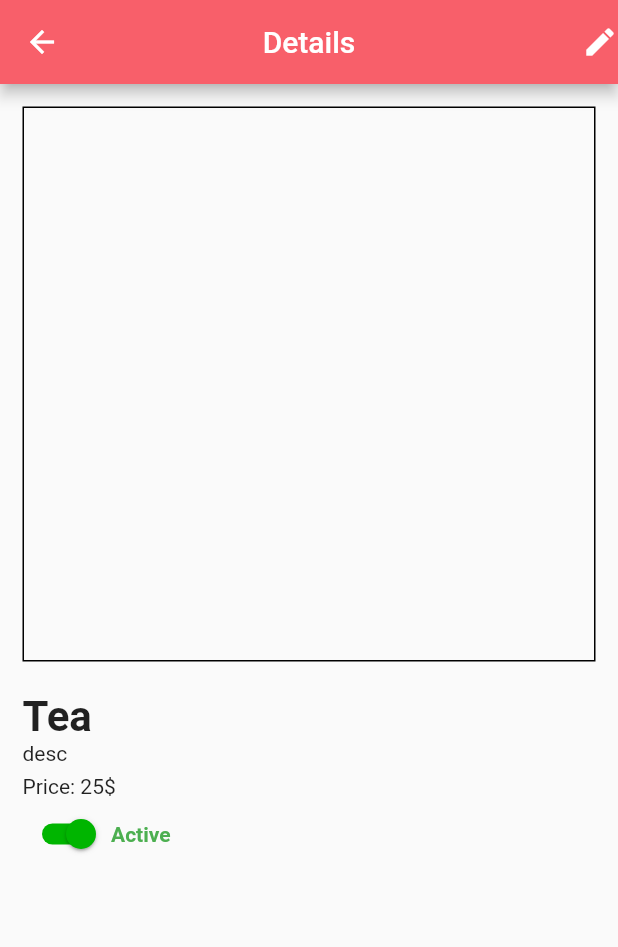
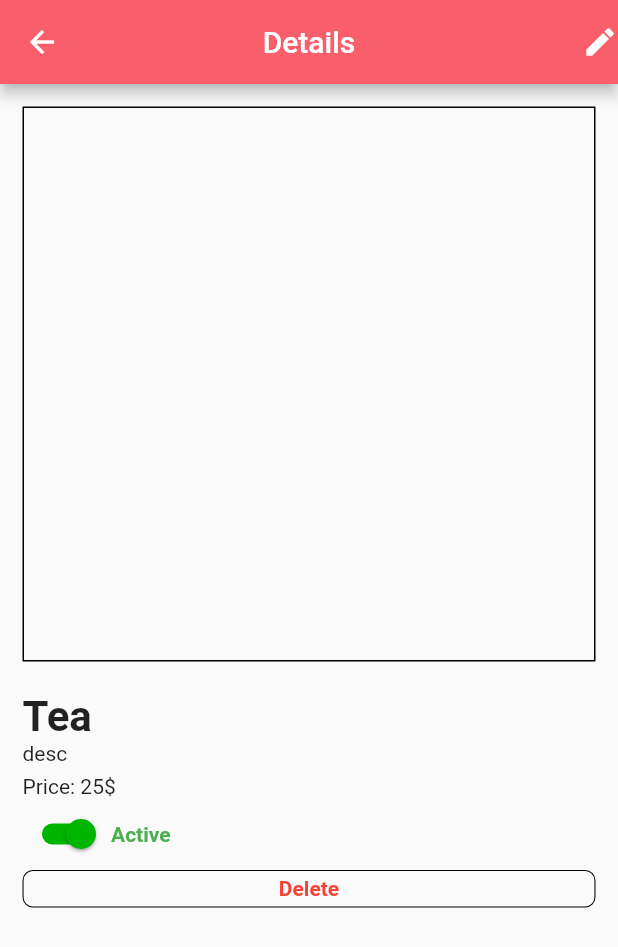
Before and after one commit to amir-r-z-a/chf-restaurant-App, a Flutter app: the OrdersMenu screen opened by its route, after a tap on "Details", on a phone screen of 412 x 824 dp. Shown: the top 947 px of the screen. Run offline on Flutter 3.47's test engine with Material 2 defaults, Android fonts, the phone set to English and light mode, and no system bars; missing offline and left inert: dart:html; accounts and stored records are empty; statements that could not run were skipped.

Commit message:
delete added

```diff
--- a/lib/Screens/DetailsFoodTile.dart
+++ b/lib/Screens/DetailsFoodTile.dart
@@ -7,6 +7,7 @@ class DetailsFoodTile extends StatefulWidget {
   static String desc;
   static String price;
   static bool foodStatus;
+  static Function deleteFunction;
   Function function;
 
   DetailsFoodTile({this.function});
@@ -164,6 +165,26 @@ class _DetailsFoodTileState extends State<DetailsFoodTile> {
                 ),
               ],
             ),
+            GestureDetector(
+              onTap: () {
+                return DetailsFoodTile.deleteFunction(true);
+              },
+              child: Container(
+                height: 25,
+                width: 70,
+                decoration: BoxDecoration(
+                  borderRadius: BorderRadius.circular(7),
+                  border: Border.all(width: 0.7, color: Colors.black),
+                ),
+                child: Center(
+                  child: Text(
+                    'Delete',
+                    style: TextStyle(
+                        color: Colors.red, fontWeight: FontWeight.bold),
+                  ),
+                ),
+              ),
+            ),
           ],
         ),
       ),
--- a/lib/Screens/OrdersMenu.dart
+++ b/lib/Screens/OrdersMenu.dart
@@ -10,6 +10,10 @@ class OrdersMenu extends StatefulWidget {
 
 class _OrdersMenuState extends State<OrdersMenu> {
   var key1 = GlobalKey<FormState>();
+
+  void refreshPage() {
+    setState(() {});
+  }
 
   @override
   Widget build(BuildContext context) {
@@ -131,8 +135,12 @@ class _OrdersMenuState extends State<OrdersMenu> {
             indicatorColor: Colors.white,
             tabs: List.generate(
               Accounts.accounts[Accounts.currentAccount].getTabBarTitleLength(),
-              (index) => Text(Accounts
-                  .accounts[Accounts.currentAccount].tabBarTitle[index]),
+              (index) {
+                FoodTile.function = refreshPage;
+                return Text(
+                  Accounts.accounts[Accounts.currentAccount].tabBarTitle[index],
+                );
+              },
             ),
           ),
           actions: <Widget>[
@@ -159,6 +167,12 @@ class _OrdersMenuState extends State<OrdersMenu> {
     );
   }
 }
+//agar name FoodTile dar alertDialog ja nashavad out of the bounds mikhorad
+//desc dar FoodTile faqat yek khat namayesh dahad vagarna out of the bounds mikhorad
+//padding az bala baraye OrdersMenu(fasele dashtan TabBar va FoodTile aval)
+//vaqti rooye axe Food click mikone alertDialog baz she va ax tooye oon bashe
+//vaqti Food ro delete mikone behesh bege aya motmaeni? (ba hamoon widgete AlertDialog)
+//dar DetailsFoodTile karbar mitoone axe Food ro taqir bede
 //responsive kardan panele asli(MainMenuScreen)
 //ezafe kardan daste bedoone category
 //row kardan profile dar drawer
@@ -176,6 +190,7 @@ class _OrdersMenuState extends State<OrdersMenu> {
 //ezafe kardan qabeliat @gmail be MyTextFormField
 //edit haye DetailsFoodTile mesl profile dakhele drawer beshe
 //dorost kardan rang desc(toosi mesl aks proje) dar DetailsFoodTile
+//buttonSheep ha va dokme ha ba builder responsive shavad (mesl todolist)
 
 //add kardan tag(entekhab chand menu ba ham)
 
```
